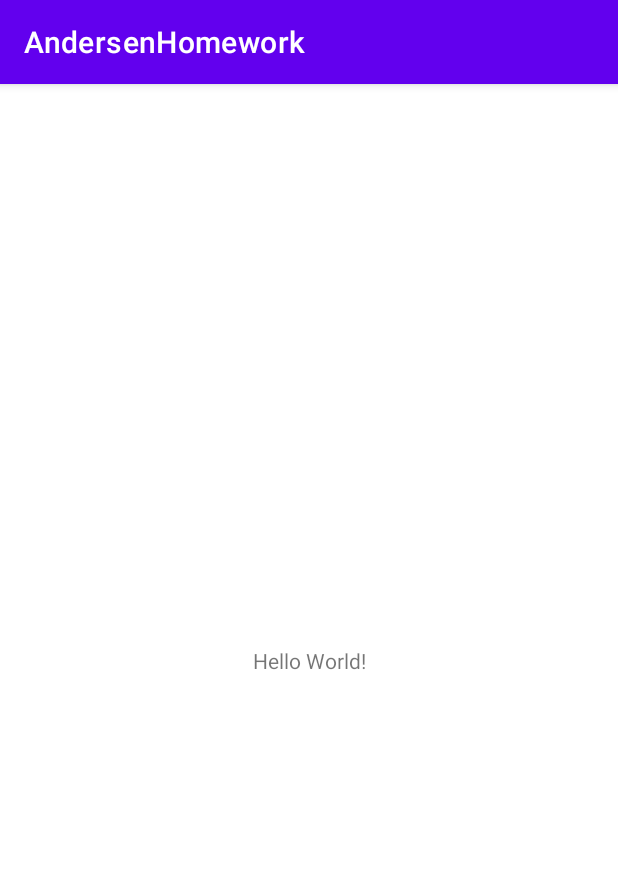
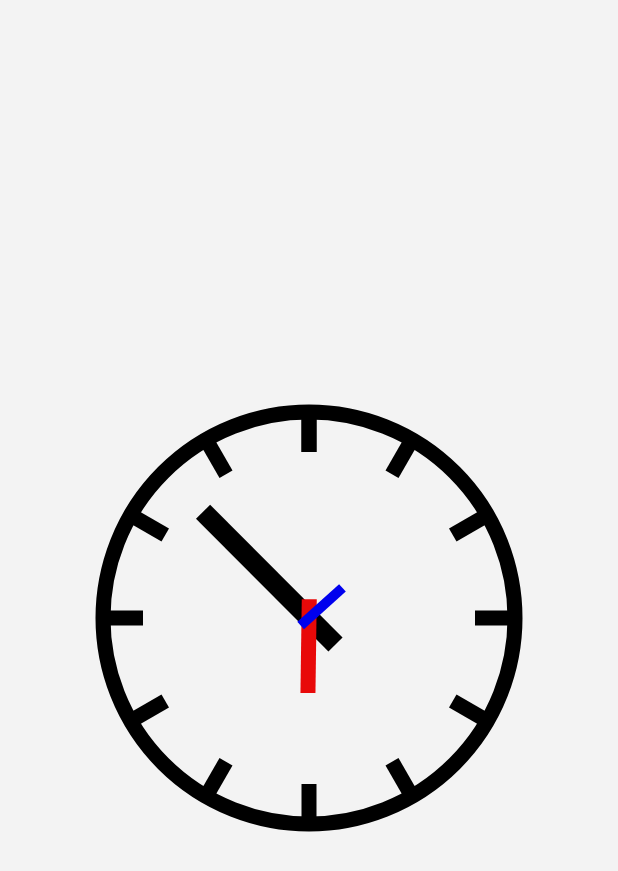
Before and after one commit to rivavl/AndersenHomework, an Android app: the screen it shows after launch (MainActivity), on a phone screen of 412 x 824 dp. Shown: the top 871 px of the screen. Run offline under Robolectric (Android 15) with nearby library versions, the phone set to English and light mode, and no system bars.

Commit message:
homework 4

```diff
--- /dev/null
+++ b/app/src/main/java/com/marina/andersenhomework/CustomClock.kt
@@ -0,0 +1,250 @@
+package com.marina.andersenhomework
+
+import android.content.Context
+import android.graphics.Canvas
+import android.graphics.Color
+import android.graphics.Paint
+import android.os.Handler
+import android.os.Looper
+import android.os.Message
+import android.util.AttributeSet
+import android.view.View
+import java.util.*
+import kotlin.math.cos
+import kotlin.math.sin
+
+class CustomClock(
+    context: Context,
+    attributeSet: AttributeSet? = null,
+    defStyleAttr: Int = 0,
+    defStyleRes: Int = 0
+) : View(context, attributeSet, defStyleAttr, defStyleRes) {
+
+    private var hours = 0f
+    private var minutes = 0f
+    private var seconds = 0
+
+    private var hourHandSize = 0f
+    private var minuteHandSize = 0f
+    private var secondHandSize = 0f
+
+    private var radius = 0f
+
+    private var refreshThread: Thread? = null
+    private var mHandler = object : Handler(Looper.getMainLooper()) {
+        override fun handleMessage(msg: Message) {
+            super.handleMessage(msg)
+            when (msg.what) {
+                0 -> {
+                    invalidate()
+                }
+            }
+        }
+    }
+
+    // разные кисти для стрелок и окружности с засечками
+    private var paintSecond = Paint().apply {
+        isAntiAlias = true
+        color = Color.BLACK
+        style = Paint.Style.STROKE
+        strokeWidth = 10F
+    }
+    private var paintMinute = Paint().apply {
+        isAntiAlias = true
+        color = Color.BLACK
+        style = Paint.Style.STROKE
+        strokeWidth = 15F
+    }
+    private var paintHour = Paint().apply {
+        isAntiAlias = true
+        color = Color.BLACK
+        style = Paint.Style.STROKE
+        strokeWidth = 20F
+    }
+    private var paintBlack = Paint().apply {
+        isAntiAlias = true
+        color = Color.BLACK
+        style = Paint.Style.STROKE
+        strokeWidth = 20F
+    }
+
+
+    //========================================
+    constructor(context: Context, attributeSet: AttributeSet?, defStyleAttribute: Int) : this(
+        context,
+        attributeSet,
+        defStyleAttribute,
+        R.style.DefaultClockStyle
+    )
+
+    constructor(context: Context, attributeSet: AttributeSet?) : this(
+        context,
+        attributeSet,
+        R.attr.customClockStyle
+    )
+
+    constructor(context: Context) : this(context, null)
+    //==========================================
+
+
+    init {
+        if (attributeSet != null) {
+            initAttributes(attributeSet, defStyleAttr, defStyleRes)
+        }
+    }
+
+    private fun initAttributes(
+        attributeSet: AttributeSet?,
+        defStyleAttribute: Int,
+        defStyleRes: Int,
+    ) {
+        val typedArray = context.obtainStyledAttributes(
+            attributeSet,
+            R.styleable.CustomClock,
+            defStyleAttribute,
+            defStyleRes
+        )
+        paintSecond.color = typedArray.getColor(R.styleable.CustomClock_secondColor, Color.BLACK)
+        paintMinute.color = typedArray.getColor(R.styleable.CustomClock_minuteColor, Color.BLACK)
+        paintHour.color = typedArray.getColor(R.styleable.CustomClock_hourColor, Color.BLACK)
+
+        hourHandSize = typedArray.getDimension(R.styleable.CustomClock_hourSize, 100F)
+        minuteHandSize = typedArray.getDimension(R.styleable.CustomClock_minuteSize, 100F)
+        secondHandSize = typedArray.getDimension(R.styleable.CustomClock_secondSize, 100F)
+
+        typedArray.recycle()
+    }
+
+
+    private fun drawScale(canvas: Canvas?) {
+        var scaleLength: Float?
+        canvas?.save()
+        for (i in 0..12) {
+            paintBlack.strokeWidth = 15f
+            scaleLength = 40f
+
+            canvas?.drawLine(
+                width / 2.toFloat(),
+                height / 2 - radius,
+                width / 2.toFloat(),
+                (height / 2 - radius + scaleLength),
+                paintBlack
+            )
+            canvas?.rotate(
+                360 / 12.toFloat(),
+                width / 2.toFloat(),
+                height / 2.toFloat()
+            )
+        }
+        canvas?.restore()
+    }
+
+    override fun onMeasure(widthMeasureSpec: Int, heightMeasureSpec: Int) {
+        super.onMeasure(widthMeasureSpec, heightMeasureSpec)
+        val widthSpecMode = MeasureSpec.getMode(widthMeasureSpec)
+        val widthSpecSize = MeasureSpec.getSize(widthMeasureSpec)
+        val heightSpecMode = MeasureSpec.getMode(heightMeasureSpec)
+        val heightSpecSize = MeasureSpec.getSize(heightMeasureSpec)
+        val result =
+            if (widthSpecMode == MeasureSpec.AT_MOST && heightSpecMode == MeasureSpec.AT_MOST) {
+                200
+            } else {
+                Math.min(widthSpecSize, heightSpecSize)
+            }
+        radius = (result / 3).toFloat()
+        setMeasuredDimension(result, result)
+    }
+
+    override fun onAttachedToWindow() {
+        super.onAttachedToWindow()
+        refreshThread = Thread {
+            while (true) {
+                try {
+                    Thread.sleep(1000)
+                    mHandler.sendEmptyMessage(0)
+                } catch (e: InterruptedException) {
+                    break
+                }
+            }
+        }
+        refreshThread?.start()
+    }
+
+    override fun onDetachedFromWindow() {
+        super.onDetachedFromWindow()
+        mHandler.removeCallbacksAndMessages(null)
+        refreshThread?.interrupt()
+    }
+
+    override fun onDraw(canvas: Canvas?) {
+        super.onDraw(canvas)
+        getCurrentTime()
+        drawMainCircle(canvas)
+        drawScale(canvas)
+        drawHand(canvas)
+    }
+
+    private fun drawMainCircle(canvas: Canvas?) {
+        canvas?.drawCircle(
+            width / 2.toFloat(),
+            height / 2.toFloat(),
+            radius,
+            paintBlack
+        )
+    }
+
+    private fun drawHand(canvas: Canvas?) {
+        drawHour(canvas, paintHour)
+        drawMinute(canvas, paintMinute)
+        drawSecond(canvas, paintSecond)
+    }
+
+    private fun getCurrentTime() {
+        val calendar = Calendar.getInstance()
+        seconds = calendar.get(Calendar.SECOND)
+        minutes = calendar.get(Calendar.MINUTE) + seconds.toFloat() / 60
+        hours = calendar.get(Calendar.HOUR) + minutes / 60
+    }
+
+    private fun drawSecond(canvas: Canvas?, paint: Paint) {
+        val longR = secondHandSize
+        val shortR = longR / 4
+        val startX =
+            (width / 2 - shortR * sin(seconds.times(Math.PI / 30))).toFloat()
+        val startY =
+            (height / 2 + shortR * cos(seconds.times(Math.PI / 30))).toFloat()
+        val endX =
+            (width / 2 + longR * sin(seconds.times(Math.PI / 30))).toFloat()
+        val endY =
+            (height / 2 - longR * cos(seconds.times(Math.PI / 30))).toFloat()
+        canvas?.drawLine(startX, startY, endX, endY, paint)
+    }
+
+    private fun drawMinute(canvas: Canvas?, paint: Paint) {
+        val longR = minuteHandSize
+        val shortR = longR / 4
+        val startX =
+            (width / 2 - shortR * sin(minutes.times(Math.PI / 30))).toFloat()
+        val startY =
+            (height / 2 + shortR * cos(minutes.times(Math.PI / 30))).toFloat()
+        val endX =
+            (width / 2 + longR * sin(minutes.times(Math.PI / 30))).toFloat()
+        val endY =
+            (height / 2 - longR * cos(minutes.times(Math.PI / 30))).toFloat()
+        canvas?.drawLine(startX, startY, endX, endY, paint)
+    }
+
+    private fun drawHour(canvas: Canvas?, paint: Paint) {
+        val longR = hourHandSize
+        val shortR = longR / 4
+        val startX =
+            (width / 2 - shortR * sin(hours.times(Math.PI / 6))).toFloat()
+        val startY =
+            (height / 2 + shortR * cos(hours.times(Math.PI / 6))).toFloat()
+        val endX =
+            (width / 2 + longR * sin(hours.times(Math.PI / 6))).toFloat()
+        val endY =
+            (height / 2 - longR * cos(hours.times(Math.PI / 6))).toFloat()
+        canvas?.drawLine(startX, startY, endX, endY, paint)
+    }
+}
--- a/app/src/main/res/layout/activity_main.xml
+++ b/app/src/main/res/layout/activity_main.xml
@@ -4,15 +4,15 @@
     xmlns:tools="http://schemas.android.com/tools"
     android:layout_width="match_parent"
     android:layout_height="match_parent"
+    android:background="@color/light_gray"
     tools:context=".MainActivity">
 
-    <TextView
-        android:layout_width="wrap_content"
-        android:layout_height="wrap_content"
-        android:text="Hello World!"
+    <com.marina.andersenhomework.CustomClock
+        android:layout_width="match_parent"
+        android:layout_height="match_parent"
         app:layout_constraintBottom_toBottomOf="parent"
-        app:layout_constraintLeft_toLeftOf="parent"
-        app:layout_constraintRight_toRightOf="parent"
+        app:layout_constraintEnd_toEndOf="parent"
+        app:layout_constraintStart_toStartOf="parent"
         app:layout_constraintTop_toTopOf="parent" />
 
 </androidx.constraintlayout.widget.ConstraintLayout>
--- a/app/src/main/res/values-night/themes.xml
+++ b/app/src/main/res/values-night/themes.xml
@@ -1,9 +1,9 @@
 <resources xmlns:tools="http://schemas.android.com/tools">
     <!-- Base application theme. -->
-    <style name="Theme.AndersenHomework" parent="Theme.MaterialComponents.DayNight.DarkActionBar">
+    <style name="Theme.AndersenHomework" parent="Theme.MaterialComponents.DayNight.NoActionBar">
         <!-- Primary brand color. -->
         <item name="colorPrimary">@color/purple_200</item>
-        <item name="colorPrimaryVariant">@color/purple_700</item>
+        <item name="colorPrimaryVariant">@color/dark_gray</item>
         <item name="colorOnPrimary">@color/black</item>
         <!-- Secondary brand color. -->
         <item name="colorSecondary">@color/teal_200</item>
--- /dev/null
+++ b/app/src/main/res/values/attrs.xml
@@ -0,0 +1,14 @@
+<?xml version="1.0" encoding="utf-8"?>
+<resources>
+    <declare-styleable name="CustomClock">
+        <attr name="secondColor" format="color" />
+        <attr name="minuteColor" format="color" />
+        <attr name="hourColor" format="color" />
+
+        <attr name="secondSize" format="dimension" />
+        <attr name="minuteSize" format="dimension" />
+        <attr name="hourSize" format="dimension" />
+    </declare-styleable>
+
+    <attr name="customClockStyle" format="reference" />
+</resources>
--- a/app/src/main/res/values/colors.xml
+++ b/app/src/main/res/values/colors.xml
@@ -7,4 +7,7 @@
     <color name="teal_700">#FF018786</color>
     <color name="black">#FF000000</color>
     <color name="white">#FFFFFFFF</color>
+
+    <color name="light_gray">#F3F3F3</color>
+    <color name="dark_gray">#8C8C8C</color>
 </resources>
--- a/app/src/main/res/values/themes.xml
+++ b/app/src/main/res/values/themes.xml
@@ -1,9 +1,9 @@
 <resources xmlns:tools="http://schemas.android.com/tools">
     <!-- Base application theme. -->
-    <style name="Theme.AndersenHomework" parent="Theme.MaterialComponents.DayNight.DarkActionBar">
+    <style name="Theme.AndersenHomework" parent="Theme.MaterialComponents.DayNight.NoActionBar">
         <!-- Primary brand color. -->
         <item name="colorPrimary">@color/purple_500</item>
-        <item name="colorPrimaryVariant">@color/purple_700</item>
+        <item name="colorPrimaryVariant">@color/dark_gray</item>
         <item name="colorOnPrimary">@color/white</item>
         <!-- Secondary brand color. -->
         <item name="colorSecondary">@color/teal_200</item>
@@ -12,5 +12,15 @@
         <!-- Status bar color. -->
         <item name="android:statusBarColor" tools:targetApi="l">?attr/colorPrimaryVariant</item>
         <!-- Customize your theme here. -->
+        <item name="customClockStyle">@style/DefaultClockStyle</item>
+    </style>
+
+    <style name="DefaultClockStyle">
+        <item name="minuteColor">#E80909</item>
+        <item name="secondColor">#0000ee</item>
+        <item name="hourColor">@color/black</item>
+        <item name="minuteSize">50dp</item>
+        <item name="secondSize">30dp</item>
+        <item name="hourSize">100dp</item>
     </style>
 </resources>
```
